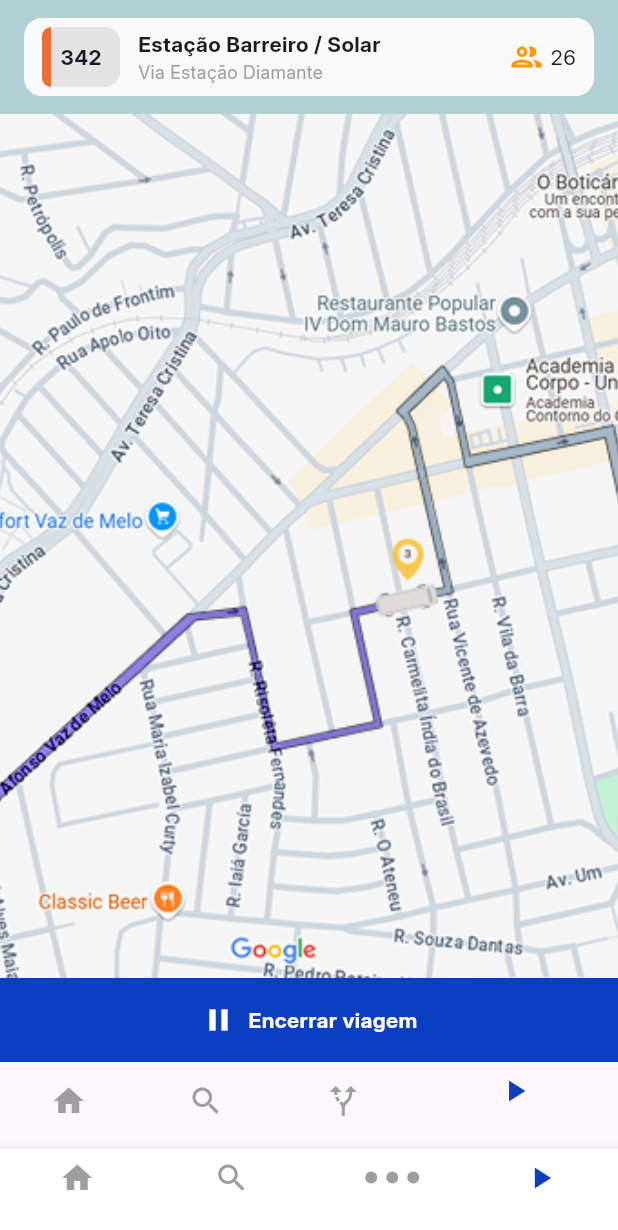
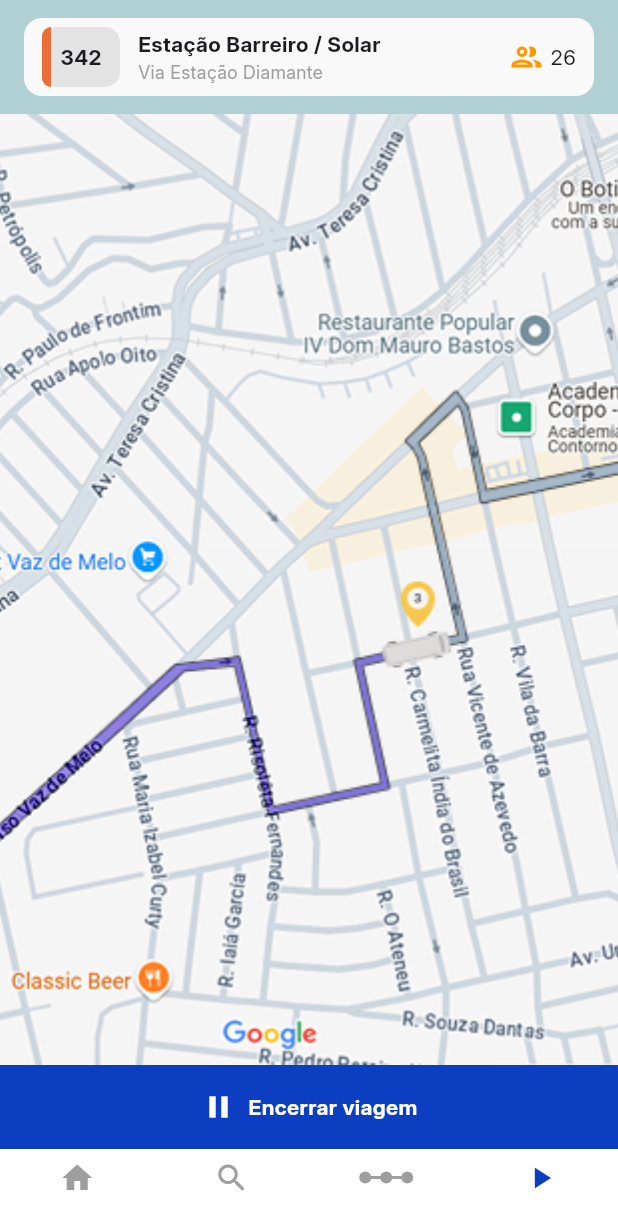
Before and after one commit to anaclaravr/wemoove_mobile, a Flutter app: the MainScreen screen opened by its route, item 4 of the bottom bar chosen, on a phone screen of 412 x 824 dp. Shown: the top 1230 px of the screen. Run offline on Flutter 3.47's test engine with Material 3 defaults, Android fonts, the phone set to English and light mode, and no system bars; our stand-ins replace firebase_auth, firebase_core; accounts and stored records are empty.

Commit message:
Ajustes na tela de Play

```diff
--- a/lib/screens/play_screen.dart
+++ b/lib/screens/play_screen.dart
@@ -37,7 +37,7 @@ class PlayScreen extends StatelessWidget {
       body: SafeArea(
         child: Column(
           children: [
-            // Topo com linha do ônibus herdada da rota
+            // Card da linha de ônibus
             Padding(
               padding: const EdgeInsets.symmetric(horizontal: 16, vertical: 12),
               child: Container(
@@ -102,13 +102,13 @@ class PlayScreen extends StatelessWidget {
                     ),
                     const Icon(Icons.group_outlined, color: Colors.orange),
                     const SizedBox(width: 4),
-                    Text('$ocupacao')
+                    Text('$ocupacao'),
                   ],
                 ),
               ),
             ),
 
-            // Mapa simulado (mesmo da RouteScreen)
+            // Mapa simulado
             Expanded(
               child: SizedBox(
                 width: double.infinity,
@@ -119,15 +119,15 @@ class PlayScreen extends StatelessWidget {
               ),
             ),
 
-            // Botão encerrar viagem
+            // Botão de encerrar viagem
             Container(
               padding: const EdgeInsets.symmetric(horizontal: 16, vertical: 16),
               width: double.infinity,
               color: AppColors.azulNavegacao,
-              child: Center(
+              child: const Center(
                 child: Row(
                   mainAxisAlignment: MainAxisAlignment.center,
-                  children: const [
+                  children: [
                     Icon(Icons.pause, color: Colors.white),
                     SizedBox(width: 8),
                     Text(
@@ -144,17 +144,6 @@ class PlayScreen extends StatelessWidget {
           ],
         ),
       ),
-      bottomNavigationBar: BottomNavigationBar(
-        currentIndex: 3,
-        selectedItemColor: AppColors.azulNavegacao,
-        unselectedItemColor: Colors.grey,
-        items: const [
-          BottomNavigationBarItem(icon: Icon(Icons.home), label: ''),
-          BottomNavigationBarItem(icon: Icon(Icons.search), label: ''),
-          BottomNavigationBarItem(icon: Icon(Icons.alt_route), label: ''),
-          BottomNavigationBarItem(icon: Icon(Icons.play_arrow), label: ''),
-        ],
-      ),
     );
   }
 }
--- a/lib/widgets/custom_route_icon.dart
+++ b/lib/widgets/custom_route_icon.dart
@@ -11,8 +11,8 @@ class CustomRouteIcon extends StatelessWidget {
     final color = isSelected ? AppColors.azulNavegacao : Colors.grey;
 
     return SizedBox(
-      width: 28,
-      height: 18,
+      width: 36,
+      height: 20,
       child: CustomPaint(
         painter: _RouteIconPainter(color),
       ),
@@ -29,17 +29,31 @@ class _RouteIconPainter extends CustomPainter {
   void paint(Canvas canvas, Size size) {
     final paint = Paint()
       ..color = color
+      ..strokeWidth = 2
+      ..style = PaintingStyle.stroke
+      ..strokeCap = StrokeCap.round;
+
+    final fillPaint = Paint()
+      ..color = color
       ..style = PaintingStyle.fill;
 
     const radius = 4.0;
-    const spacing = 14.0;
+    final spacing = (size.width - (3 * radius * 2)) / 2;
 
-    for (int i = 0; i < 3; i++) {
-      final dx = i * spacing;
-      canvas.drawCircle(Offset(dx + radius, size.height / 2), radius, paint);
-    }
+    final circle1 = Offset(radius, size.height / 2);
+    final circle2 = Offset(radius * 3 + spacing, size.height / 2);
+    final circle3 = Offset(radius * 5 + spacing * 2, size.height / 2);
+
+    // Desenha a linha entre os círculos
+    canvas.drawLine(circle1, circle2, paint);
+    canvas.drawLine(circle2, circle3, paint);
+
+    // Desenha os círculos
+    canvas.drawCircle(circle1, radius, fillPaint);
+    canvas.drawCircle(circle2, radius, fillPaint);
+    canvas.drawCircle(circle3, radius, fillPaint);
   }
 
   @override
-  bool shouldRepaint(covariant CustomPainter oldDelegate) => false;
+  bool shouldRepaint(covariant CustomPainter oldDelegate) => true;
 }
```
